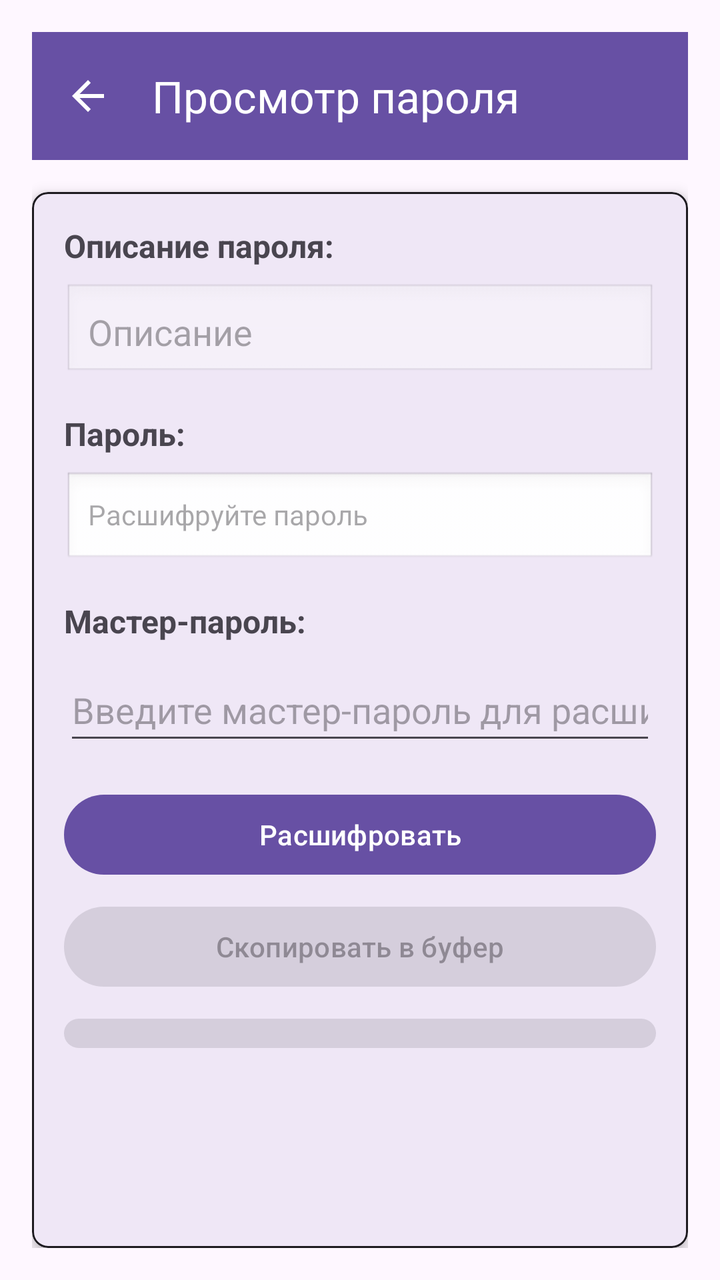
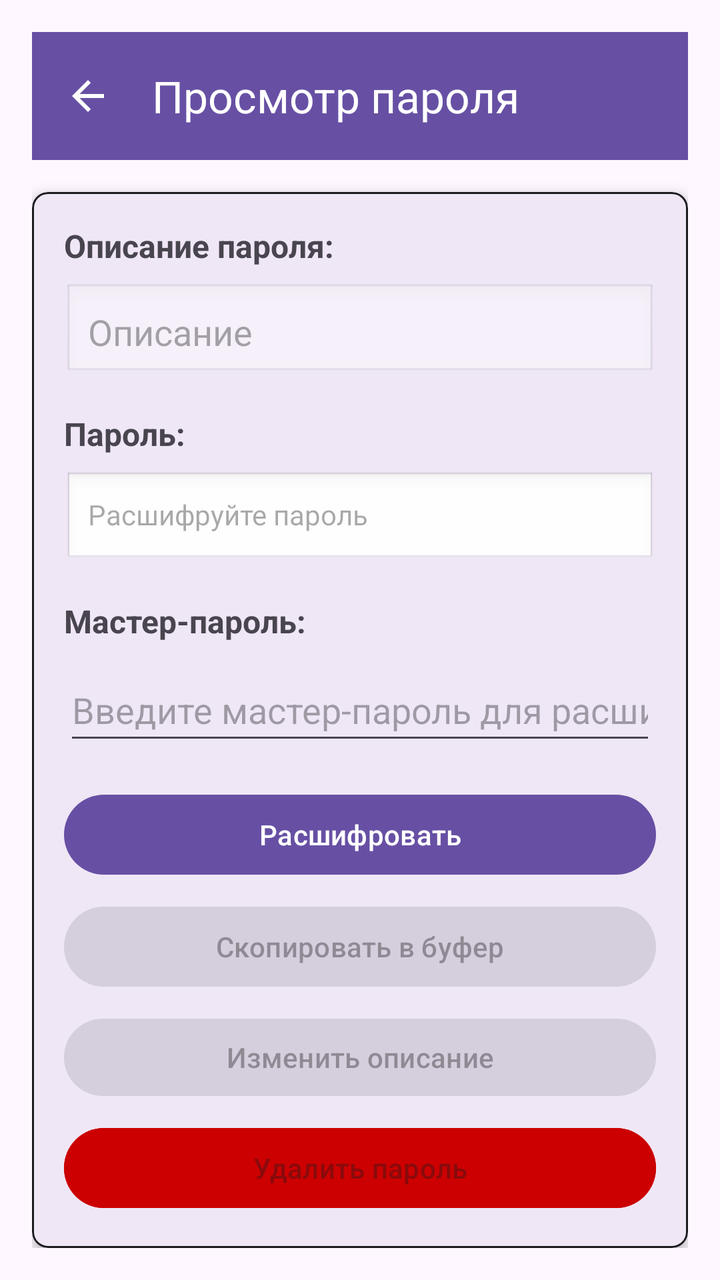

Before-and-after screenshots of an Android layout around one commit, followed by the original layout XML and the change that was made.
<!-- AndroidManifest.xml: application theme Theme.PassManager -->
<!-- res/layout/activity_show_password.xml -->
<?xml version="1.0" encoding="utf-8"?>
<androidx.drawerlayout.widget.DrawerLayout xmlns:android="http://schemas.android.com/apk/res/android"
    xmlns:app="http://schemas.android.com/apk/res-auto"
    android:layout_width="match_parent"
    android:layout_height="match_parent"
    android:fitsSystemWindows="true">

    
    <LinearLayout
        android:layout_width="match_parent"
        android:layout_height="match_parent"
        android:orientation="vertical"
        android:padding="16dp"
        android:fitsSystemWindows="true">

        <androidx.appcompat.widget.Toolbar
            android:id="@+id/toolbar"
            android:layout_width="match_parent"
            android:layout_height="?attr/actionBarSize"
            android:background="?attr/colorPrimary"
            android:theme="@style/ThemeOverlay.AppCompat.Dark.ActionBar"
            app:popupTheme="@style/ThemeOverlay.AppCompat.Light"
            app:navigationIcon="?attr/homeAsUpIndicator"
            app:title="Просмотр пароля"
            android:layout_marginBottom="16dp" />

        
        <com.google.android.material.card.MaterialCardView
            android:layout_width="match_parent"
            android:layout_height="match_parent"
            app:cardElevation="4dp"
            app:cardCornerRadius="8dp"
            app:cardBackgroundColor="?attr/colorSurface"
            app:strokeColor="?attr/colorOnSurface"
            app:strokeWidth="1dp">

            <LinearLayout
                android:layout_width="match_parent"
                android:layout_height="wrap_content"
                android:orientation="vertical"
                android:padding="16dp">

                <TextView
                    android:layout_width="match_parent"
                    android:layout_height="wrap_content"
                    android:text="Описание пароля:"
                    android:textSize="16sp"
                    android:textStyle="bold"
                    android:layout_marginBottom="8dp" />

                <EditText
                    android:id="@+id/descriptionText"
                    android:layout_width="match_parent"
                    android:layout_height="wrap_content"
                    android:hint="Описание"
                    android:background="@android:drawable/edit_text"
                    android:padding="12dp"
                    android:layout_marginBottom="16dp"
                    android:enabled="false" />

                <TextView
                    android:layout_width="match_parent"
                    android:layout_height="wrap_content"
                    android:text="Пароль:"
                    android:textSize="16sp"
                    android:textStyle="bold"
                    android:layout_marginBottom="8dp" />

                <TextView
                    android:id="@+id/passwordText"
                    android:layout_width="match_parent"
                    android:layout_height="wrap_content"
                    android:hint="Расшифруйте пароль"
                    android:background="@android:drawable/edit_text"
                    android:padding="12dp"
                    android:layout_marginBottom="16dp"
                    android:visibility="visible" />

                <TextView
                    android:layout_width="match_parent"
                    android:layout_height="wrap_content"
                    android:text="Мастер-пароль:"
                    android:textSize="16sp"
                    android:textStyle="bold"
                    android:layout_marginBottom="8dp" />

                <EditText
                    android:id="@+id/masterPasswordEditText"
                    android:layout_width="match_parent"
                    android:layout_height="wrap_content"
                    android:hint="Введите мастер-пароль для расшифровки"
                    android:inputType="textPassword"
                    android:layout_marginBottom="16dp"
                    android:minHeight="48dp" />

                <Button
                    android:id="@+id/decryptButton"
                    android:layout_width="match_parent"
                    android:layout_height="wrap_content"
                    android:text="Расшифровать"
                    android:layout_marginBottom="8dp" />

                <Button
                    android:id="@+id/copyButton"
                    android:layout_width="match_parent"
                    android:layout_height="wrap_content"
                    android:text="Скопировать в буфер"
                    android:layout_marginBottom="8dp"
                    android:enabled="false"
                    android:minHeight="48dp" />

                <Button
                    android:id="@+id/editDescriptionButton"
                    android:layout_width="match_parent"
                    android:layout_height="wrap_content"
                    android:text="Изменить описание"
                    android:enabled="false"
                    android:layout_marginBottom="80dp" />

                <Button
                    android:id="@+id/deletePasswordButton"
                    android:layout_width="match_parent"
                    android:layout_height="wrap_content"
                    android:text="Удалить пароль"
                    android:enabled="false"
                    android:backgroundTint="@android:color/holo_red_dark" />

            </LinearLayout>

        </com.google.android.material.card.MaterialCardView>

    </LinearLayout>

</androidx.drawerlayout.widget.DrawerLayout>
<!-- resources referenced by this layout -->
<resources>
  <style name="Theme.PassManager" parent="Theme.Material3.DayNight.NoActionBar" />
</resources>

<!-- the commit's change to res/layout/activity_show_password.xml (unified diff, before → after) -->
@@ -36,86 +36,94 @@
 
             <LinearLayout
                 android:layout_width="match_parent"
-                android:layout_height="wrap_content"
+                android:layout_height="match_parent"
                 android:orientation="vertical"
                 android:padding="16dp">
 
-                <TextView
+                <LinearLayout
                     android:layout_width="match_parent"
-                    android:layout_height="wrap_content"
-                    android:text="Описание пароля:"
-                    android:textSize="16sp"
-                    android:textStyle="bold"
-                    android:layout_marginBottom="8dp" />
+                    android:layout_height="0dp"
+                    android:layout_weight="1"
+                    android:orientation="vertical">
 
-                <EditText
-                    android:id="@+id/descriptionText"
-                    android:layout_width="match_parent"
-                    android:layout_height="wrap_content"
-                    android:hint="Описание"
-                    android:background="@android:drawable/edit_text"
-                    android:padding="12dp"
-                    android:layout_marginBottom="16dp"
-                    android:enabled="false" />
+                    <TextView
+                        android:layout_width="match_parent"
+                        android:layout_height="wrap_content"
+                        android:text="Описание пароля:"
+                        android:textSize="16sp"
+                        android:textStyle="bold"
+                        android:layout_marginBottom="8dp" />
 
-                <TextView
-                    android:layout_width="match_parent"
-                    android:layout_height="wrap_content"
-                    android:text="Пароль:"
-                    android:textSize="16sp"
-                    android:textStyle="bold"
-                    android:layout_marginBottom="8dp" />
+                    <EditText
+                        android:id="@+id/descriptionText"
+                        android:layout_width="match_parent"
+                        android:layout_height="wrap_content"
+                        android:hint="Описание"
+                        android:background="@android:drawable/edit_text"
+                        android:padding="12dp"
+                        android:layout_marginBottom="16dp"
+                        android:enabled="false" />
 
-                <TextView
-                    android:id="@+id/passwordText"
-                    android:layout_width="match_parent"
-                    android:layout_height="wrap_content"
-                    android:hint="Расшифруйте пароль"
-                    android:background="@android:drawable/edit_text"
-                    android:padding="12dp"
-                    android:layout_marginBottom="16dp"
-                    android:visibility="visible" />
+                    <TextView
+                        android:layout_width="match_parent"
+                        android:layout_height="wrap_content"
+                        android:text="Пароль:"
+                        android:textSize="16sp"
+                        android:textStyle="bold"
+                        android:layout_marginBottom="8dp" />
 
-                <TextView
-                    android:layout_width="match_parent"
-                    android:layout_height="wrap_content"
-                    android:text="Мастер-пароль:"
-                    android:textSize="16sp"
-                    android:textStyle="bold"
-                    android:layout_marginBottom="8dp" />
+                    <TextView
+                        android:id="@+id/passwordText"
+                        android:layout_width="match_parent"
+                        android:layout_height="wrap_content"
+                        android:hint="Расшифруйте пароль"
+                        android:background="@android:drawable/edit_text"
+                        android:padding="12dp"
+                        android:layout_marginBottom="16dp"
+                        android:visibility="visible" />
 
-                <EditText
-                    android:id="@+id/masterPasswordEditText"
-                    android:layout_width="match_parent"
-                    android:layout_height="wrap_content"
-                    android:hint="Введите мастер-пароль для расшифровки"
-                    android:inputType="textPassword"
-                    android:layout_marginBottom="16dp"
-                    android:minHeight="48dp" />
+                    <TextView
+                        android:layout_width="match_parent"
+                        android:layout_height="wrap_content"
+                        android:text="Мастер-пароль:"
+                        android:textSize="16sp"
+                        android:textStyle="bold"
+                        android:layout_marginBottom="8dp" />
 
-                <Button
-                    android:id="@+id/decryptButton"
-                    android:layout_width="match_parent"
-                    android:layout_height="wrap_content"
-                    android:text="Расшифровать"
-                    android:layout_marginBottom="8dp" />
+                    <EditText
+                        android:id="@+id/masterPasswordEditText"
+                        android:layout_width="match_parent"
+                        android:layout_height="wrap_content"
+                        android:hint="Введите мастер-пароль для расшифровки"
+                        android:inputType="textPassword"
+                        android:layout_marginBottom="16dp"
+                        android:minHeight="48dp" />
 
-                <Button
-                    android:id="@+id/copyButton"
-                    android:layout_width="match_parent"
-                    android:layout_height="wrap_content"
-                    android:text="Скопировать в буфер"
-                    android:layout_marginBottom="8dp"
-                    android:enabled="false"
-                    android:minHeight="48dp" />
+                    <Button
+                        android:id="@+id/decryptButton"
+                        android:layout_width="match_parent"
+                        android:layout_height="wrap_content"
+                        android:text="Расшифровать"
+                        android:layout_marginBottom="8dp" />
 
-                <Button
-                    android:id="@+id/editDescriptionButton"
-                    android:layout_width="match_parent"
-                    android:layout_height="wrap_content"
-                    android:text="Изменить описание"
-                    android:enabled="false"
-                    android:layout_marginBottom="80dp" />
+                    <Button
+                        android:id="@+id/copyButton"
+                        android:layout_width="match_parent"
+                        android:layout_height="wrap_content"
+                        android:text="Скопировать в буфер"
+                        android:layout_marginBottom="8dp"
+                        android:enabled="false"
+                        android:minHeight="48dp" />
+
+                    <Button
+                        android:id="@+id/editDescriptionButton"
+                        android:layout_width="match_parent"
+                        android:layout_height="wrap_content"
+                        android:text="Изменить описание"
+                        android:enabled="false"
+                        android:layout_marginBottom="8dp" />
+
+                </LinearLayout>
 
                 <Button
                     android:id="@+id/deletePasswordButton"
